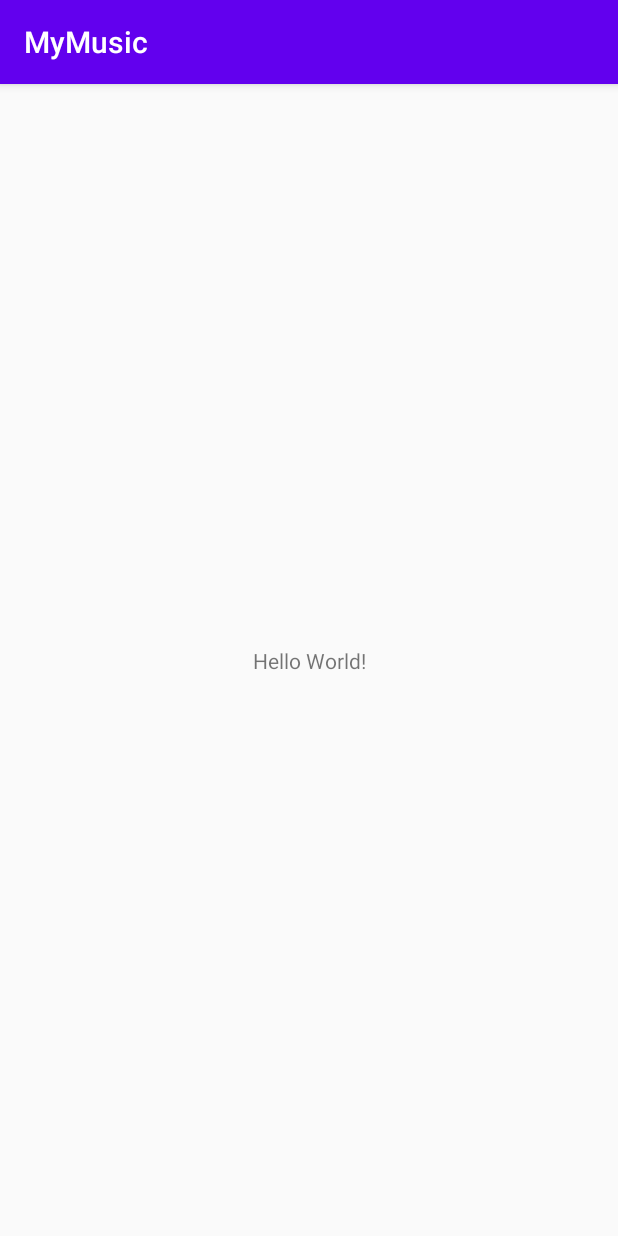
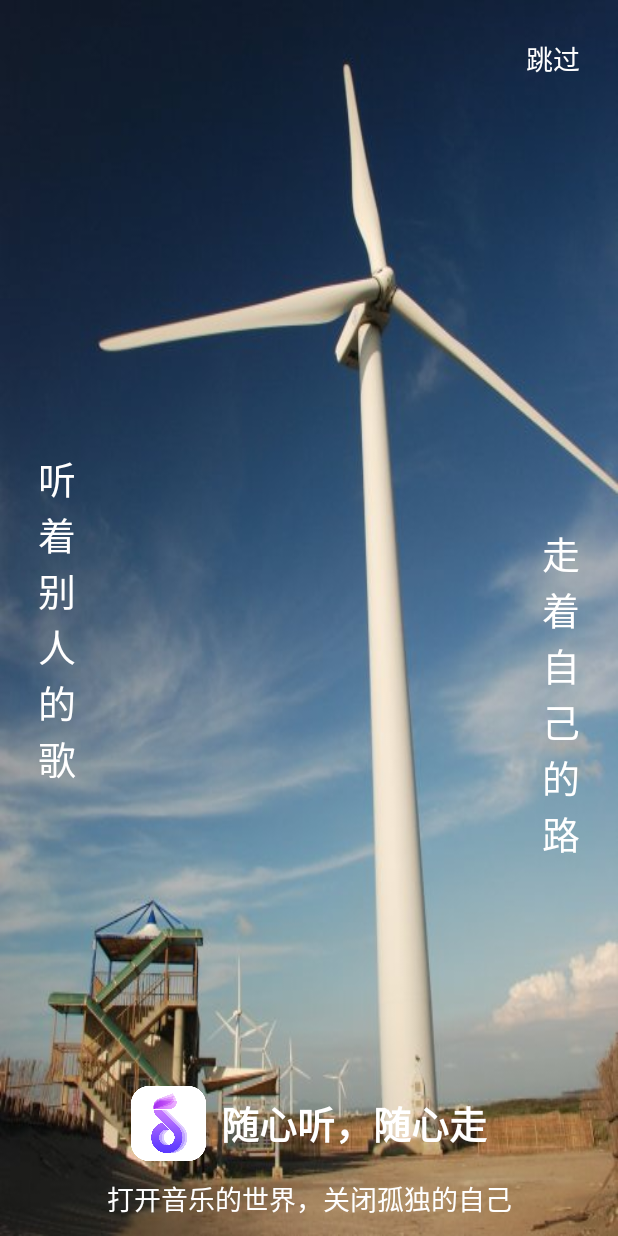
Before and after one commit to A6688440/MyMusic, an Android app: the screen it shows after launch (MainActivity before the commit, WelcomeActivity after it), on a phone screen of 412 x 824 dp. Run offline under Robolectric (Android 15) with nearby library versions, the phone set to English and light mode, and no system bars; our stand-ins replace ButterKnife.

Commit message:
开启App的3秒转跳Welcome

```diff
--- a/app/build.gradle
+++ b/app/build.gradle
@@ -1,4 +1,5 @@
 apply plugin: 'com.android.application'
+apply plugin: 'com.jakewharton.butterknife'
 
 android {
     compileSdkVersion 29
@@ -21,14 +22,23 @@ android {
         }
     }
 
+    compileOptions {
+        sourceCompatibility JavaVersion.VERSION_1_8
+        targetCompatibility JavaVersion.VERSION_1_8
+    }
+
 }
 
 dependencies {
     implementation fileTree(dir: 'libs', include: ['*.jar'])
+
 
     implementation 'androidx.appcompat:appcompat:1.1.0'
     implementation 'androidx.constraintlayout:constraintlayout:1.1.3'
     testImplementation 'junit:junit:4.12'
     androidTestImplementation 'androidx.test.ext:junit:1.1.1'
     androidTestImplementation 'androidx.test.espresso:espresso-core:3.2.0'
+
+    implementation 'com.jakewharton:butterknife:10.2.1'
+    annotationProcessor 'com.jakewharton:butterknife-compiler:10.2.1'
 }
--- a/app/src/main/AndroidManifest.xml
+++ b/app/src/main/AndroidManifest.xml
@@ -9,13 +9,16 @@
         android:roundIcon="@mipmap/ic_launcher_round"
         android:supportsRtl="true"
         android:theme="@style/AppTheme">
-        <activity android:name=".MainActivity">
+        <activity
+            android:name=".WelcomeActivity"
+            android:theme="@style/Theme.AppCompat.NoActionBar">
             <intent-filter>
                 <action android:name="android.intent.action.MAIN" />
 
                 <category android:name="android.intent.category.LAUNCHER" />
             </intent-filter>
         </activity>
+        <activity android:name=".MainActivity" />
     </application>
 
 </manifest>
--- a/app/src/main/java/com/example/mymusic/MainActivity.java
+++ b/app/src/main/java/com/example/mymusic/MainActivity.java
@@ -10,5 +10,6 @@ public class MainActivity extends AppCompatActivity {
     protected void onCreate(Bundle savedInstanceState) {
         super.onCreate(savedInstanceState);
         setContentView(R.layout.activity_main);
+
     }
 }
--- /dev/null
+++ b/app/src/main/java/com/example/mymusic/WelcomeActivity.java
@@ -0,0 +1,50 @@
+package com.example.mymusic;
+
+import android.content.Intent;
+import android.os.Bundle;
+import android.widget.TextView;
+
+import java.util.concurrent.ExecutorService;
+import java.util.concurrent.Executors;
+import java.util.concurrent.ScheduledExecutorService;
+import java.util.concurrent.ScheduledThreadPoolExecutor;
+import java.util.concurrent.TimeUnit;
+
+import androidx.appcompat.app.AppCompatActivity;
+import butterknife.BindView;
+import butterknife.ButterKnife;
+import butterknife.OnClick;
+
+import static com.example.mymusic.R.layout.activity_welcome;
+
+public class WelcomeActivity extends AppCompatActivity {
+
+    @BindView(R.id.skip_welcome)
+    TextView skipWelcome;
+
+    private ScheduledExecutorService service = Executors.newScheduledThreadPool(1);
+
+    @Override
+    protected void onCreate(Bundle savedInstanceState) {
+        super.onCreate(savedInstanceState);
+        setContentView(R.layout.activity_welcome);
+        ButterKnife.bind(this);
+        service.scheduleAtFixedRate(() -> {
+            startActivity(new Intent(WelcomeActivity.this, MainActivity.class));
+            finish();
+        }, 3000, 3000, TimeUnit.MILLISECONDS);
+    }
+
+    @OnClick(R.id.skip_welcome)
+    public void onViewClicked() {
+        startActivity(new Intent(WelcomeActivity.this, MainActivity.class));
+        finish();
+    }
+
+
+    @Override
+    protected void onDestroy() {
+        super.onDestroy();
+        service.shutdownNow();
+    }
+}
--- /dev/null
+++ b/app/src/main/res/layout/activity_welcome.xml
@@ -0,0 +1,78 @@
+<?xml version="1.0" encoding="utf-8"?>
+<RelativeLayout xmlns:android="http://schemas.android.com/apk/res/android"
+    xmlns:app="http://schemas.android.com/apk/res-auto"
+    xmlns:tools="http://schemas.android.com/tools"
+    android:layout_width="match_parent"
+    android:layout_height="match_parent"
+    android:background="@mipmap/welcome"
+    tools:context=".WelcomeActivity">
+
+    <TextView
+        android:id="@+id/skip_welcome"
+        android:layout_width="wrap_content"
+        android:layout_height="wrap_content"
+        android:text="@string/str_welcome_tiaoguo"
+        android:textColor="@color/colorWhite"
+        android:layout_alignParentRight="true"
+        android:layout_margin="25dp"
+        android:textSize="18sp" />
+
+    <TextView
+        android:layout_width="25dp"
+        android:layout_height="wrap_content"
+        android:layout_centerVertical="true"
+        android:layout_marginLeft="25dp"
+        android:text="@string/str_welcome_text1"
+        android:textColor="@color/colorWhite"
+        android:textSize="25sp" />
+
+    <TextView
+        android:layout_width="25dp"
+        android:layout_height="wrap_content"
+        android:layout_alignParentRight="true"
+        android:layout_centerVertical="true"
+        android:layout_marginRight="25dp"
+        android:paddingTop="100dp"
+        android:text="@string/str_welcome_text2"
+        android:textColor="@color/colorWhite"
+        android:textSize="25sp" />
+
+    <LinearLayout
+        android:layout_width="match_parent"
+        android:layout_height="wrap_content"
+        android:layout_alignParentBottom="true"
+        android:orientation="vertical">
+
+        <LinearLayout
+            android:layout_width="wrap_content"
+            android:layout_height="wrap_content"
+            android:layout_gravity="center_horizontal"
+            android:orientation="horizontal">
+
+            <ImageView
+                android:layout_width="50dp"
+                android:layout_height="50dp"
+                android:src="@mipmap/app_img" />
+
+            <TextView
+                android:layout_width="wrap_content"
+                android:layout_height="50dp"
+                android:layout_marginLeft="10dp"
+                android:gravity="center"
+                android:text="@string/str_welcome_text3"
+                android:textColor="@color/colorWhite"
+                android:textSize="25sp"
+                android:textStyle="bold" />
+
+        </LinearLayout>
+
+        <TextView
+            android:layout_width="match_parent"
+            android:layout_height="50dp"
+            android:gravity="center"
+            android:text="@string/str_welcome_text4"
+            android:textColor="@color/colorWhite"
+            android:textSize="18sp" />
+    </LinearLayout>
+
+</RelativeLayout>
--- a/app/src/main/res/values/colors.xml
+++ b/app/src/main/res/values/colors.xml
@@ -3,4 +3,5 @@
     <color name="colorPrimary">#6200EE</color>
     <color name="colorPrimaryDark">#3700B3</color>
     <color name="colorAccent">#03DAC5</color>
+    <color name="colorWhite">#ffffff</color>
 </resources>
--- a/app/src/main/res/values/strings.xml
+++ b/app/src/main/res/values/strings.xml
@@ -1,3 +1,8 @@
 <resources>
     <string name="app_name">MyMusic</string>
+    <string name="str_welcome_tiaoguo">跳过</string>
+    <string name="str_welcome_text1">听着别人的歌</string>
+    <string name="str_welcome_text2">走着自己的路</string>
+    <string name="str_welcome_text3">随心听，随心走</string>
+    <string name="str_welcome_text4">打开音乐的世界，关闭孤独的自己</string>
 </resources>
--- a/build.gradle
+++ b/build.gradle
@@ -5,11 +5,12 @@ buildscript {
     repositories {
         google()
         jcenter()
+        mavenCentral()
 
     }
     dependencies {
         classpath 'com.android.tools.build:gradle:3.6.2'
-
+        classpath 'com.jakewharton:butterknife-gradle-plugin:10.2.1'
 
         // NOTE: Do not place your application dependencies here; they belong
         // in the individual module build.gradle files
```
Also changed, not shown: app/src/main/res/mipmap-hdpi/app_img.png (added), app/src/main/res/mipmap-hdpi/welcome.jpg (added).
